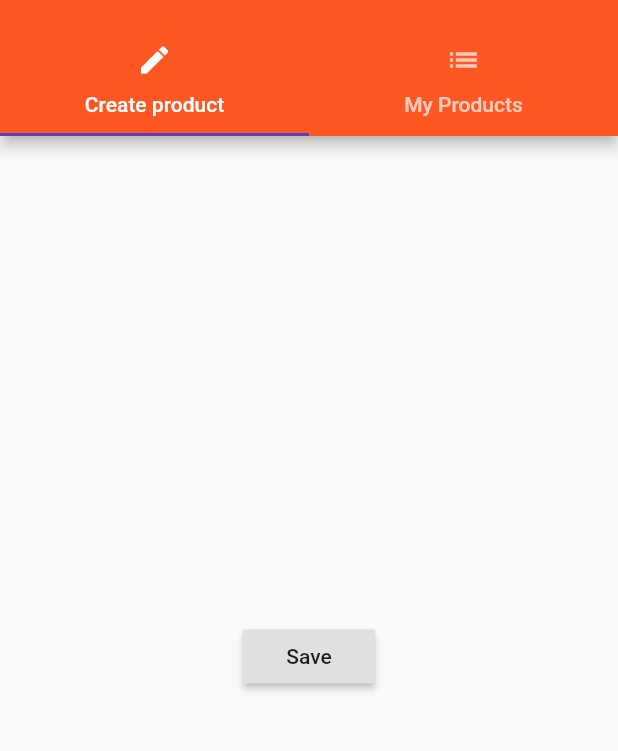
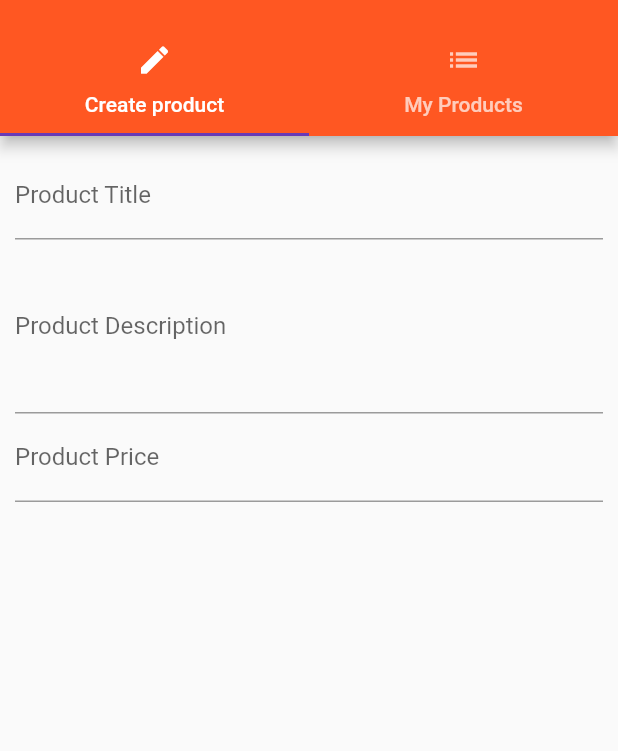
Before and after one commit to arteki65/flutter_learning, a Flutter app: the ProductsAdminPage screen opened by its route, on a phone screen of 412 x 824 dp, the part 59-810 px from its top. Run offline on Flutter 3.47's test engine with Material 2 defaults, Android fonts, the phone set to English and light mode, and no system bars.

Commit message:
after lecture 89

```diff
--- a/lib/pages/product_create.dart
+++ b/lib/pages/product_create.dart
@@ -1,21 +1,56 @@
 import 'package:flutter/material.dart';
 
-class ProductCreatePage extends StatelessWidget {
+class ProductCreatePage extends StatefulWidget {
+  @override
+  State<StatefulWidget> createState() {
+    return _ProductCreatePageState();
+  }
+}
+
+class _ProductCreatePageState extends State<ProductCreatePage> {
+  String titleValue;
+  String descriptionValue;
+  double priceValue;
+
   @override
   Widget build(BuildContext context) {
-    return Center(
-      child: RaisedButton(
-        child: Text('Save'),
-        onPressed: () {
-          showModalBottomSheet(
-            context: context,
-            builder: (BuildContext context) {
-              return Center(
-                child: Text('This is a modal'),
-              );
+    return Container(
+      margin: EdgeInsets.all(10.0),
+      child: Column(
+        children: <Widget>[
+          TextField(
+            decoration: InputDecoration(
+              labelText: 'Product Title',
+            ),
+            onChanged: (String value) {
+              setState(() {
+                titleValue = value;
+              });
             },
-          );
-        },
+          ),
+          TextField(
+            decoration: InputDecoration(
+              labelText: 'Product Description',
+            ),
+            maxLines: 4,
+            onChanged: (String value) {
+              setState(() {
+                descriptionValue = value;
+              });
+            },
+          ),
+          TextField(
+            decoration: InputDecoration(
+              labelText: 'Product Price',
+            ),
+            onChanged: (String value) {
+              setState(() {
+                priceValue = double.parse(value);
+              });
+            },
+            keyboardType: TextInputType.number,
+          ),
+        ],
       ),
     );
   }
```
